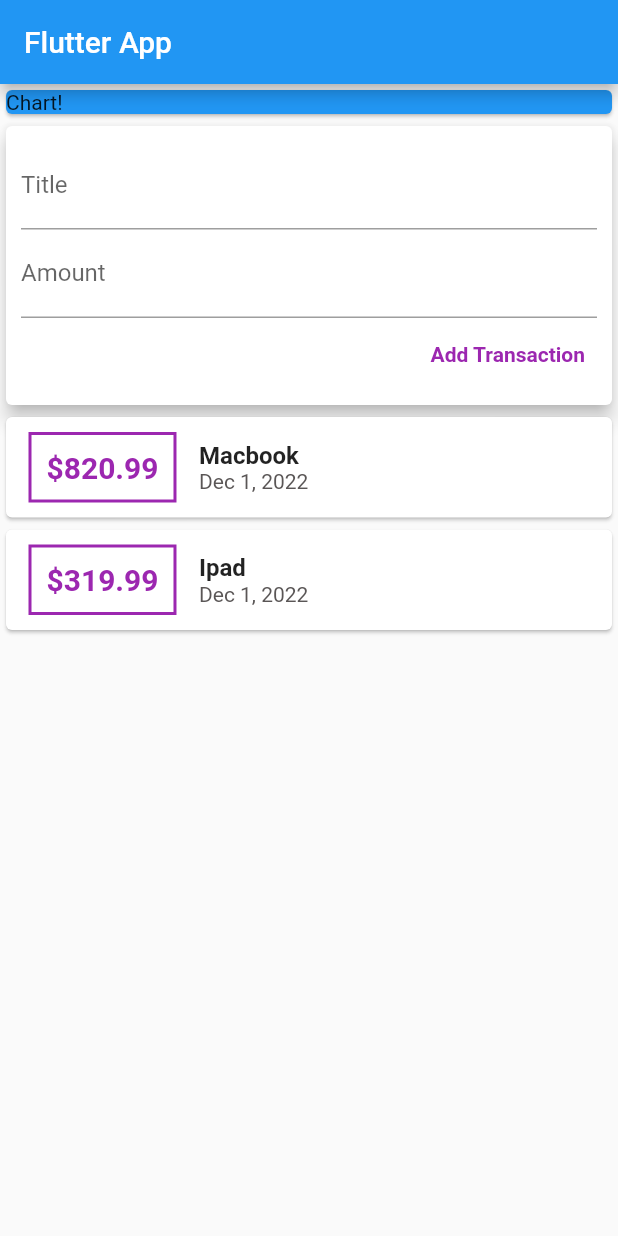
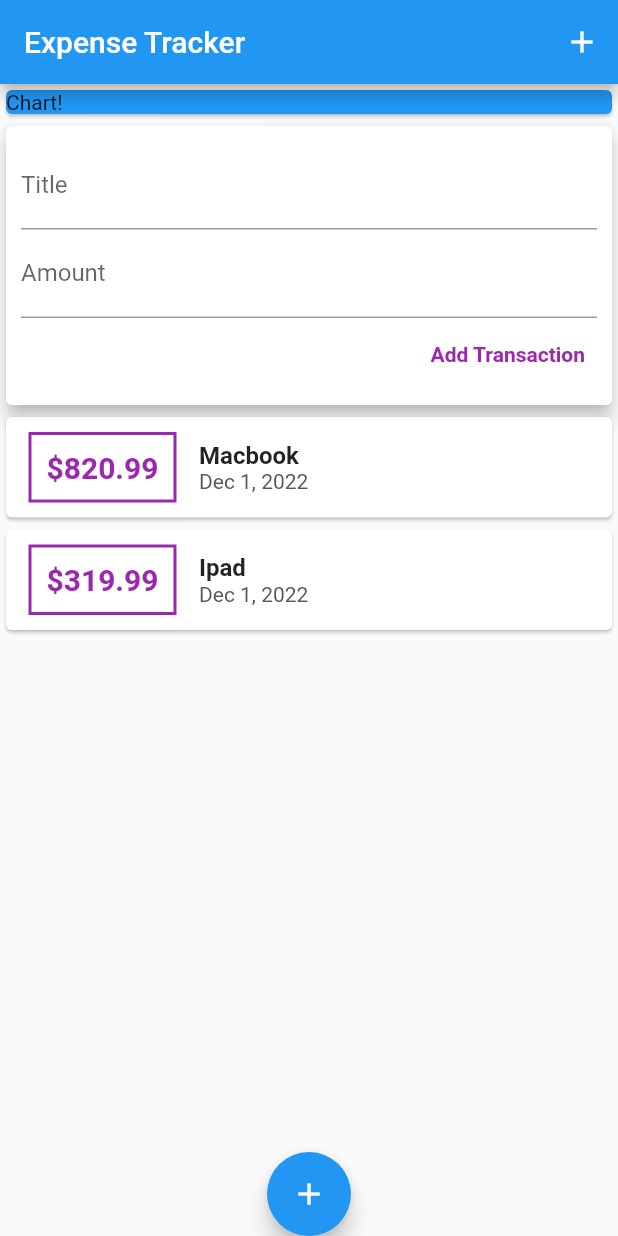
Before and after one commit to shawon-majid/Personal-Expense-Tracker, a Flutter app: the screen it shows after launch, on a phone screen of 412 x 824 dp. Run offline on Flutter 3.47's test engine with Material 2 defaults, Android fonts, the light colour scheme and no system bars.

Commit message:
added floating action button and icon button & also learn how to add icons in button

```diff
--- a/lib/main.dart
+++ b/lib/main.dart
@@ -18,9 +18,15 @@
   Widget build(BuildContext context) {
     return Scaffold(
       appBar: AppBar(
-        title: Text('Flutter App'),
+        title: Text('Expense Tracker'),
+        actions: [
+          IconButton(
+            onPressed: () {},
+            icon: Icon(Icons.add),
+          )
+        ],
       ),
-      body:  SingleChildScrollView(
+      body: SingleChildScrollView(
         child: Column(
           // mainAxisAlignment: MainAxisAlignment.spaceBetween,
           children: [
@@ -36,6 +42,14 @@
           ],
         ),
       ),
+
+      floatingActionButtonLocation: FloatingActionButtonLocation.centerDocked,
+      floatingActionButton: FloatingActionButton(
+        child: Icon(
+          Icons.add,
+        ),
+        onPressed: () {},
+      ),
     );
   }
 }
```
Lines whose indentation alone changed are shown as unchanged.
